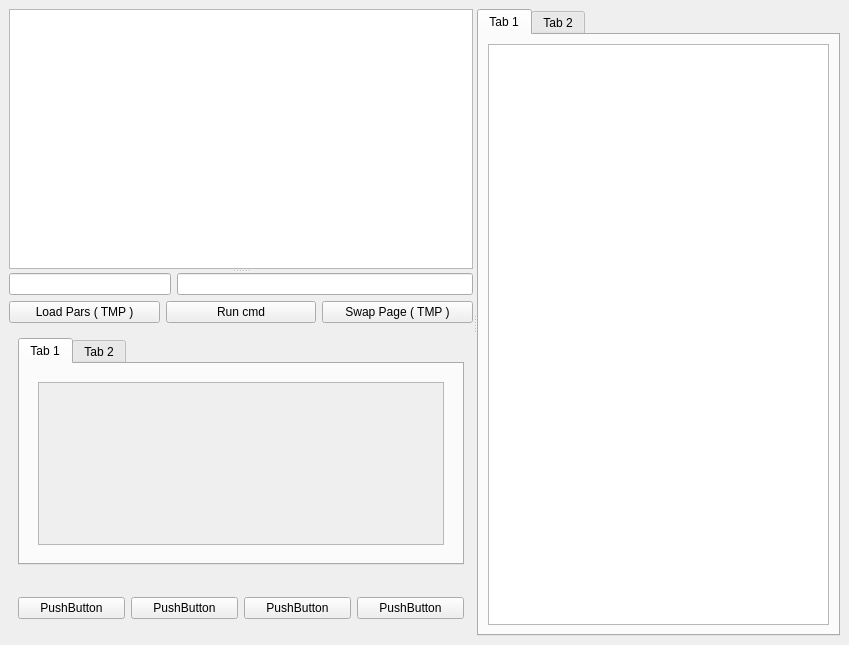
The window that src/client/client.ui (ccp4/DUI2) describes before a commit, drawn with Qt 5.
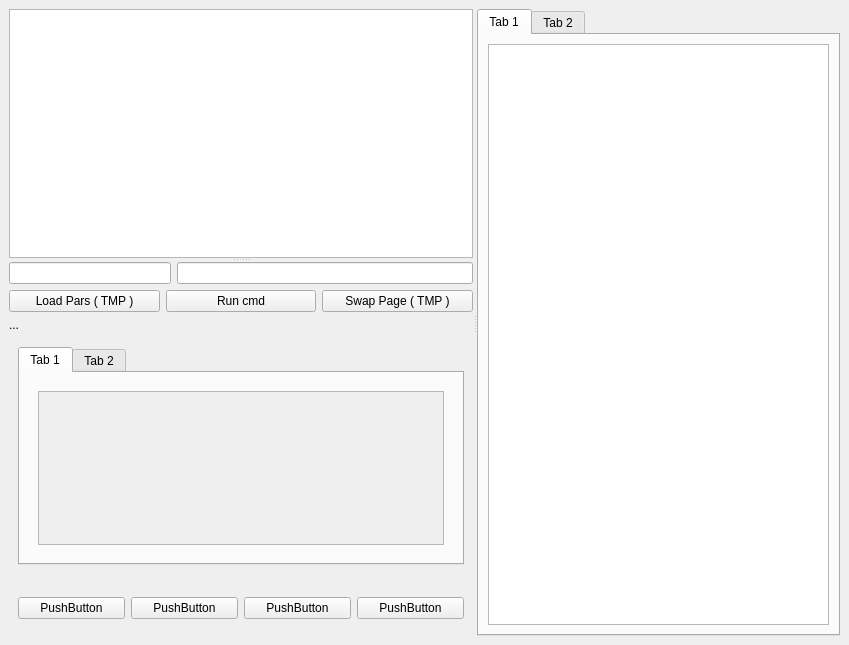
The same window after the commit. The open tabs and pages were chosen to show the change.

Commit message: adding label with the currently editing step

Patch:
```diff
--- a/src/client/client.ui
+++ b/src/client/client.ui
@@ -69,6 +69,13 @@
            </item>
           </layout>
          </item>
+         <item>
+          <widget class="QLabel" name="CurrentControlWidgetLabel">
+           <property name="text">
+            <string>...</string>
+           </property>
+          </widget>
+         </item>
          <item>
           <widget class="QStackedWidget" name="StackedParamsWidget">
            <property name="currentIndex">
@@ -130,8 +137,8 @@
                          <rect>
                           <x>0</x>
                           <y>0</y>
-                          <width>404</width>
-                          <height>157</height>
+                          <width>62</width>
+                          <height>16</height>
                          </rect>
                         </property>
                        </widget>
```
Left out of the diff: 38 changed lines with no effect on the pictures. The commit also changes 1 other file.
